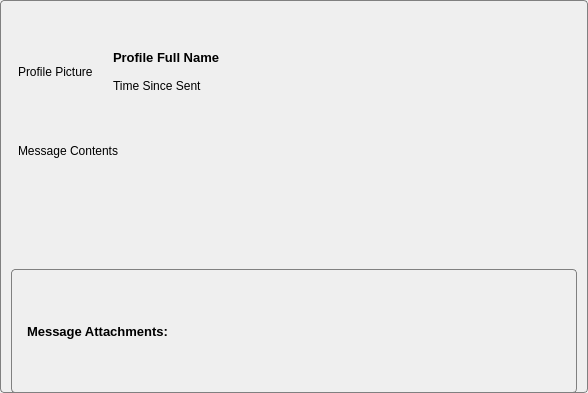
Old version of the form viewmessage.ui in the repository PeteCastle/SoftwareDesignCaseStudy.
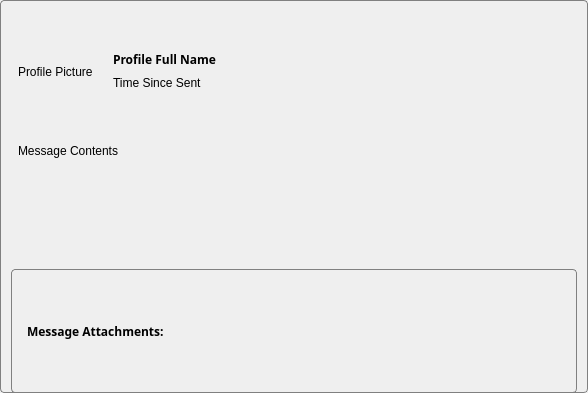
New version of the form.

The edit to the form file:
```diff
--- a/viewmessage.ui
+++ b/viewmessage.ui
@@ -43,12 +43,16 @@
      </item>
      <item>
       <layout class="QVBoxLayout" name="verticalLayout">
+       <property name="spacing">
+        <number>0</number>
+       </property>
        <item alignment="Qt::AlignBottom">
         <widget class="QLabel" name="FullName">
          <property name="font">
           <font>
-           <pointsize>10</pointsize>
-           <weight>75</weight>
+           <family>heebo</family>
+           <pointsize>9</pointsize>
+           <italic>false</italic>
            <bold>true</bold>
           </font>
          </property>
@@ -128,8 +132,9 @@
         </property>
         <property name="font">
          <font>
-          <pointsize>10</pointsize>
-          <weight>75</weight>
+          <family>heebo</family>
+          <pointsize>9</pointsize>
+          <italic>false</italic>
           <bold>true</bold>
          </font>
         </property>
```
Left out of the diff: 1 changed line with no effect on the pictures.
